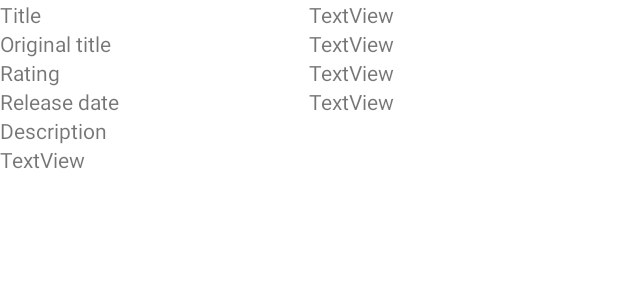
After one commit to alexanderbrun/MyMovies1, an Android app: the layout movie_info.xml on its own in the app's theme, with its tools: preview values and no code run, on a phone screen of 412 x 824 dp. The commit adds this screen. Shown: the top 300 px of the screen. Run offline under Robolectric (Android 15) with nearby library versions, the phone set to English and light mode, and no system bars.

Commit message:
handling landscape orientation + some fixes

```diff
--- a/app/src/main/java/ru/zigzag55/mymovies1/DetailActivity.java
+++ b/app/src/main/java/ru/zigzag55/mymovies1/DetailActivity.java
@@ -24,6 +24,7 @@ import android.view.MenuInflater;
 import android.view.MenuItem;
 import android.view.View;
 import android.widget.ImageView;
+import android.widget.ScrollView;
 import android.widget.TextView;
 import android.widget.Toast;
 
@@ -42,6 +43,7 @@ public class DetailActivity extends AppCompatActivity {
     private TextView textViewRating;
     private TextView textViewReleaseDate;
     private TextView textViewOverview;
+    private ScrollView scrollViewInfo;
 
     private int id;
     private MainViewModel viewModel;
@@ -89,6 +91,7 @@ public class DetailActivity extends AppCompatActivity {
         textViewReleaseDate = findViewById(R.id.textViewReleaseDate);
         textViewOverview = findViewById(R.id.textViewOverview);
         imageViewAddToFavorite = findViewById(R.id.imageViewAddToFavorite);
+        scrollViewInfo = findViewById(R.id.scrollViewInfo);
 
         Intent intent = getIntent();
         if (intent != null && intent.hasExtra("id")) {
@@ -126,6 +129,7 @@ public class DetailActivity extends AppCompatActivity {
         ArrayList<Review> reviews = JSONUtils.getReviewsFromJSON(jsonObjectReviews);
         trailerAdapter.setTrailers(trailers);
         reviewAdapter.setReviews(reviews);
+        scrollViewInfo.smoothScrollTo(0, 0);
 
     }
 
--- a/app/src/main/java/ru/zigzag55/mymovies1/MainActivity.java
+++ b/app/src/main/java/ru/zigzag55/mymovies1/MainActivity.java
@@ -27,7 +27,6 @@ import android.widget.CompoundButton;
 import android.widget.ProgressBar;
 import android.widget.Switch;
 import android.widget.TextView;
-import android.widget.Toast;
 
 import org.json.JSONObject;
 
@@ -87,7 +86,6 @@ public class MainActivity extends AppCompatActivity implements LoaderManager.Loa
         movieAdapter.setOnPosterClickListener(new MovieAdapter.OnPosterClickListener() {
             @Override
             public void onPosterClick(int position) {
-                Toast.makeText(MainActivity.this, "Click!" + position, Toast.LENGTH_SHORT).show();
                 Movie movie = movieAdapter.getMovies().get(position);
                 Intent intent = new Intent(MainActivity.this, DetailActivity.class);
                 intent.putExtra("id", movie.getId());
--- /dev/null
+++ b/app/src/main/res/layout/movie_info.xml
@@ -0,0 +1,126 @@
+<?xml version="1.0" encoding="utf-8"?>
+<androidx.constraintlayout.widget.ConstraintLayout xmlns:android="http://schemas.android.com/apk/res/android"
+    android:layout_width="match_parent"
+    android:layout_height="match_parent"
+    xmlns:app="http://schemas.android.com/apk/res-auto">
+
+    <TextView
+        android:id="@+id/textViewLabelTitle"
+        android:layout_width="wrap_content"
+        android:layout_height="wrap_content"
+        android:text="Title"
+        app:layout_constraintStart_toStartOf="parent"
+        app:layout_constraintTop_toTopOf="parent" />
+
+    <TextView
+        android:id="@+id/textViewTitle"
+        android:layout_width="0dp"
+        android:layout_height="wrap_content"
+        android:text="TextView"
+        app:layout_constraintEnd_toEndOf="parent"
+        app:layout_constraintStart_toStartOf="@+id/guidelineCenter"
+        app:layout_constraintTop_toTopOf="parent" />
+
+<!--    <View-->
+<!--        android:layout_width="0dp"-->
+<!--        android:layout_height="1dp"-->
+<!--        android:layout_margin="4dp"-->
+<!--        android:background="@color/black"-->
+<!--        app:layout_constraintEnd_toEndOf="parent"-->
+<!--        app:layout_constraintStart_toStartOf="parent"-->
+<!--        app:layout_constraintTop_toBottomOf="@id/textViewTitle"/>-->
+
+
+    <TextView
+        android:id="@+id/textViewLabelOriginalTitle"
+        android:layout_width="wrap_content"
+        android:layout_height="wrap_content"
+        android:text="Original title"
+        app:layout_constraintStart_toStartOf="parent"
+        app:layout_constraintTop_toBottomOf="@+id/textViewTitle" />
+
+    <TextView
+        android:id="@+id/textViewOriginalTitle"
+        android:layout_width="0dp"
+        android:layout_height="wrap_content"
+        android:text="TextView"
+        app:layout_constraintEnd_toEndOf="parent"
+        app:layout_constraintStart_toStartOf="@+id/guidelineCenter"
+        app:layout_constraintTop_toBottomOf="@+id/textViewTitle" />
+
+    <TextView
+        android:id="@+id/textViewLabelRating"
+        android:layout_width="wrap_content"
+        android:layout_height="wrap_content"
+        android:text="Rating"
+        app:layout_constraintStart_toStartOf="parent"
+        app:layout_constraintTop_toBottomOf="@+id/textViewOriginalTitle" />
+
+    <TextView
+        android:id="@+id/textViewRating"
+        android:layout_width="0dp"
+        android:layout_height="wrap_content"
+        android:text="TextView"
+        app:layout_constraintEnd_toEndOf="parent"
+        app:layout_constraintStart_toStartOf="@+id/guidelineCenter"
+        app:layout_constraintTop_toBottomOf="@+id/textViewOriginalTitle" />
+
+    <TextView
+        android:id="@+id/textViewLabelReleaseDate"
+        android:layout_width="wrap_content"
+        android:layout_height="wrap_content"
+        android:text="Release date"
+        app:layout_constraintStart_toStartOf="parent"
+        app:layout_constraintTop_toBottomOf="@+id/textViewRating" />
+
+    <TextView
+        android:id="@+id/textViewReleaseDate"
+        android:layout_width="0dp"
+        android:layout_height="wrap_content"
+        android:text="TextView"
+        app:layout_constraintEnd_toEndOf="parent"
+        app:layout_constraintStart_toStartOf="@+id/guidelineCenter"
+        app:layout_constraintTop_toBottomOf="@+id/textViewRating" />
+
+    <TextView
+        android:id="@+id/textViewLabelDescription"
+        android:layout_width="wrap_content"
+        android:layout_height="wrap_content"
+        android:text="Description"
+        app:layout_constraintStart_toStartOf="parent"
+        app:layout_constraintTop_toBottomOf="@+id/textViewReleaseDate" />
+
+    <TextView
+        android:id="@+id/textViewOverview"
+        android:layout_width="wrap_content"
+        android:layout_height="wrap_content"
+        android:text="TextView"
+        app:layout_constraintStart_toStartOf="parent"
+        app:layout_constraintTop_toBottomOf="@+id/textViewLabelDescription" />
+
+    <androidx.constraintlayout.widget.Guideline
+        android:id="@+id/guidelineCenter"
+        android:layout_width="wrap_content"
+        android:layout_height="wrap_content"
+        android:orientation="vertical"
+        app:layout_constraintGuide_percent="0.5" />
+
+    <androidx.recyclerview.widget.RecyclerView
+        android:id="@+id/recyclerViewTrailers"
+        android:nestedScrollingEnabled="false"
+        android:layout_width="0dp"
+        android:layout_height="wrap_content"
+        app:layout_constraintEnd_toEndOf="parent"
+        app:layout_constraintStart_toStartOf="parent"
+        app:layout_constraintTop_toBottomOf="@id/textViewOverview"/>
+
+    <androidx.recyclerview.widget.RecyclerView
+        android:id="@+id/recyclerViewReviews"
+        android:nestedScrollingEnabled="false"
+        android:layout_width="0dp"
+        android:layout_height="wrap_content"
+        app:layout_constraintEnd_toEndOf="parent"
+        app:layout_constraintStart_toStartOf="parent"
+        app:layout_constraintTop_toBottomOf="@id/recyclerViewTrailers"/>
+
+</androidx.constraintlayout.widget.ConstraintLayout>
```
Also changed, not shown: app/src/main/res/layout-land/activity_detail.xml (added, +52 -0 lines), app/src/main/res/layout/activity_detail.xml (+6 -103 lines).
